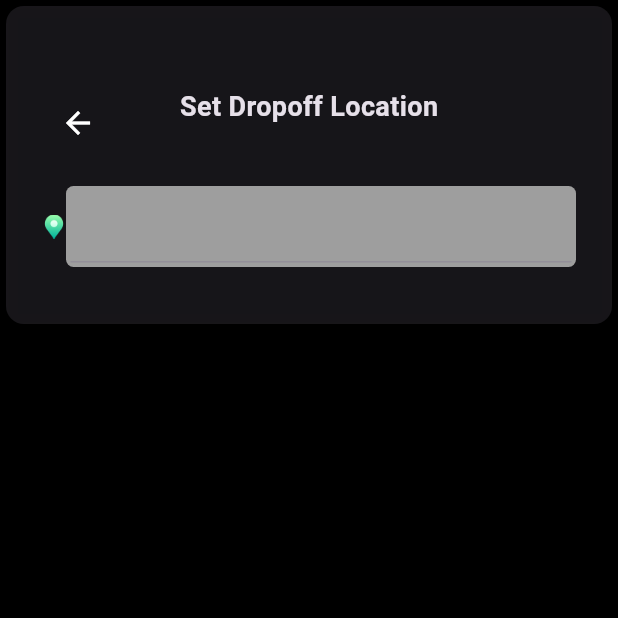
After one commit to prostreet1212/uber_clone_user_app, a Flutter app: the SearchDestinationPage screen opened directly, on a phone screen of 412 x 824 dp, the top half of it. The commit adds this screen. Run offline on Flutter 3.47's test engine with Material 3 defaults, Android fonts, the phone set to English and light mode, and no system bars; our stand-ins replace connectivity_plus, firebase_auth, firebase_core, firebase_database, geolocator, google_maps_flutter and 1 more; accounts and stored records are empty.

Commit message:
search ui

```diff
--- /dev/null
+++ b/lib/pages/search_destination_page.dart
@@ -0,0 +1,91 @@
+import 'package:flutter/material.dart';
+
+class SearchDestinationPage extends StatefulWidget {
+  const SearchDestinationPage({Key? key}) : super(key: key);
+
+  @override
+  State<SearchDestinationPage> createState() => _SearchDestinationPageState();
+}
+
+class _SearchDestinationPageState extends State<SearchDestinationPage> {
+
+TextEditingController pickUpTextEditingController=TextEditingController();
+  @override
+  Widget build(BuildContext context) {
+    return Scaffold(
+      body: SingleChildScrollView(
+        child: Column(
+          children: [
+            Card(
+              elevation: 10,
+              child: Container(
+                height: 212,
+                decoration: BoxDecoration(color: Colors.black12, boxShadow: [
+                  BoxShadow(
+                      color: Colors.black12,
+                      blurRadius: 5,
+                      spreadRadius: 0.5,
+                      offset: Offset(0.7, 0.7))
+                ]),
+                child: Padding(
+                  padding:
+                      EdgeInsets.only(left: 24, top: 48, right: 24, bottom: 20),
+                  child: Column(
+                    children: [
+                      SizedBox(
+                        height: 6,
+                      ),
+                      //icon button-title
+                      Stack(
+                        children: [
+                          IconButton(
+                            icon: Icon(
+                              Icons.arrow_back,
+                              color: Colors.white,
+                            ),
+                            onPressed: () {},
+                          ),
+                          Center(
+                            child: Text('Set Dropoff Location',
+                            style: TextStyle(
+                              fontSize: 18,
+                              fontWeight: FontWeight.bold,
+                            ),),
+                          ),
+                        ],
+                      ),
+
+                      SizedBox(height: 18,),
+                      Row(
+                        children: [
+                          Image.asset('assets/images/initial.png',
+                          height: 16,
+                              width: 16,),
+                          SizedBox(height: 18,),
+                          Expanded(
+                              child:Container(
+                                decoration: BoxDecoration(
+                                  color: Colors.grey,
+                                  borderRadius: BorderRadius.circular(5),
+                                ),
+                                child: Padding(
+                                  padding: EdgeInsets.all(3),
+                                  child: TextField(
+
+                                  ),
+                                ),
+                              ) )
+
+                        ],
+                      )
+                    ],
+                  ),
+                ),
+              ),
+            )
+          ],
+        ),
+      ),
+    );
+  }
+}
```
Also changed, not shown: lib/pages/home_page.dart (+50 -2 lines).
